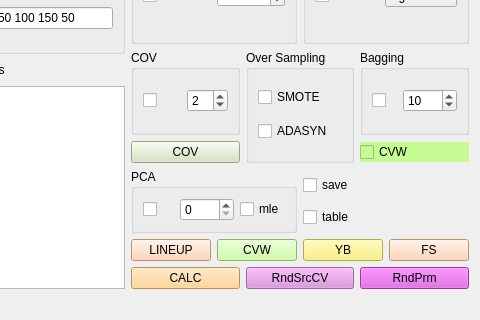
The window that qt/classifier_form.ui (idergunoff/geovel_1.0) describes before a commit, drawn with Qt 5; both pictures show x 786 to 1266 and y 448 to 768 of the 1266 by 768 pixel window.
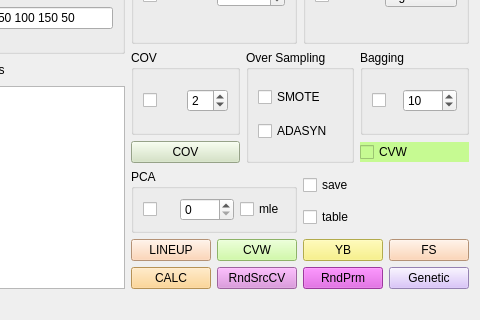
The same window after the commit.

Commit message: genetic algorithm start

What changed in the file:
```diff
--- a/qt/classifier_form.ui
+++ b/qt/classifier_form.ui
@@ -552,6 +552,16 @@
              </property>
             </widget>
            </item>
+           <item row="0" column="4">
+            <widget class="QPushButton" name="pushButton_gen">
+             <property name="styleSheet">
+              <string notr="true">background-color: rgb(209, 182, 249);</string>
+             </property>
+             <property name="text">
+              <string>Genetic</string>
+             </property>
+            </widget>
+           </item>
           </layout>
          </item>
         </layout>
```
Left out of the diff: 28 changed lines with no effect on the pictures. The commit also changes 4 other files.
